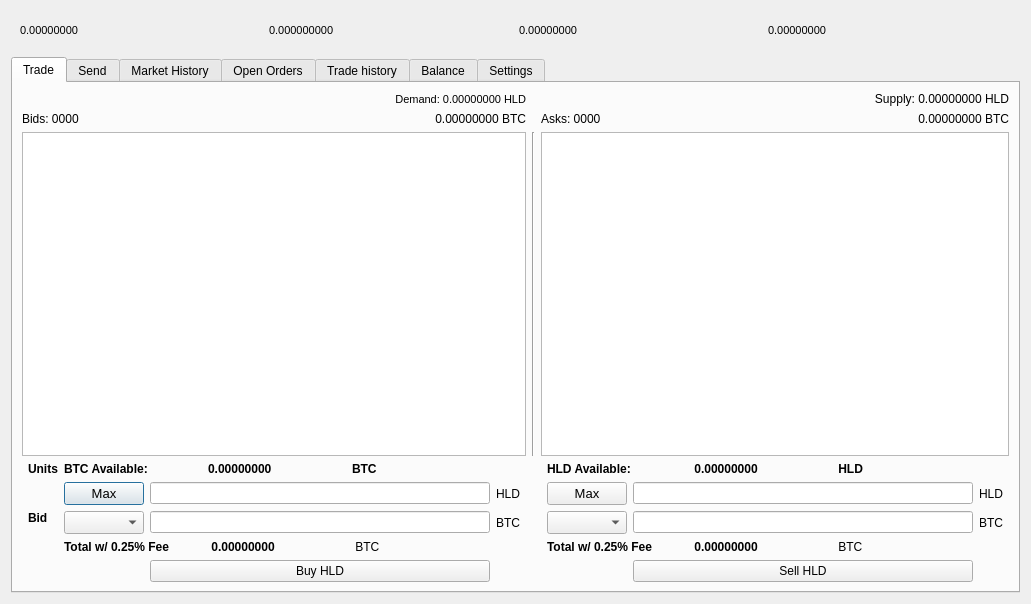
First picture: the form in src/qt/forms/tradingdialog.ui, repository hronopay/fd, before the edit.
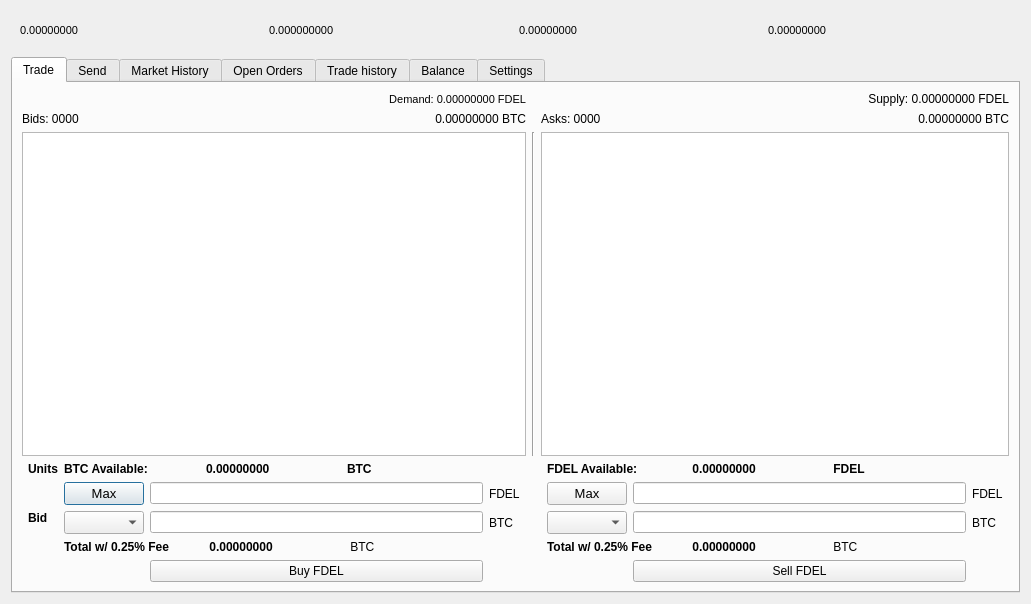
Second picture: the form after the edit. The open tabs and pages were chosen to show the change. Icons and pictures are not drawn.

What changed in the file:
```diff
--- a/src/qt/forms/tradingdialog.ui
+++ b/src/qt/forms/tradingdialog.ui
@@ -704,7 +704,7 @@
             </font>
            </property>
            <property name="text">
-            <string>HLD Available:</string>
+            <string>FDEL Available:</string>
            </property>
           </widget>
          </item>
@@ -1148,7 +1148,7 @@
             </font>
            </property>
            <property name="text">
-            <string> HLD</string>
+            <string> FDEL</string>
            </property>
           </widget>
          </item>
@@ -1186,7 +1186,7 @@
        <item row="4" column="4">
         <widget class="QLabel" name="label_4">
          <property name="text">
-          <string>HLD</string>
+          <string>FDEL</string>
          </property>
         </widget>
        </item>
@@ -1222,7 +1222,7 @@
        <item row="4" column="10">
         <widget class="QLabel" name="label_22">
          <property name="text">
-          <string>HLD</string>
+          <string>FDEL</string>
          </property>
         </widget>
        </item>
@@ -2239,14 +2239,14 @@
        <item row="7" column="3">
         <widget class="QPushButton" name="BuyHM">
          <property name="text">
-          <string>Buy HLD</string>
+          <string>Buy FDEL</string>
          </property>
         </widget>
        </item>
        <item row="7" column="9">
         <widget class="QPushButton" name="SellHMBTN">
          <property name="text">
-          <string>Sell HLD</string>
+          <string>Sell FDEL</string>
          </property>
         </widget>
        </item>
@@ -2320,7 +2320,7 @@
           </font>
          </property>
          <property name="text">
-          <string>Demand: 0.00000000 HLD</string>
+          <string>Demand: 0.00000000 FDEL</string>
          </property>
          <property name="alignment">
           <set>Qt::AlignRight|Qt::AlignTrailing|Qt::AlignVCenter</set>
@@ -2330,7 +2330,7 @@
        <item row="0" column="9" colspan="3">
         <widget class="QLabel" name="HMSupply">
          <property name="text">
-          <string>Supply: 0.00000000 HLD</string>
+          <string>Supply: 0.00000000 FDEL</string>
          </property>
          <property name="alignment">
           <set>Qt::AlignRight|Qt::AlignTrailing|Qt::AlignVCenter</set>
```
Left out of the diff: 20 changed lines with no effect on the pictures.
